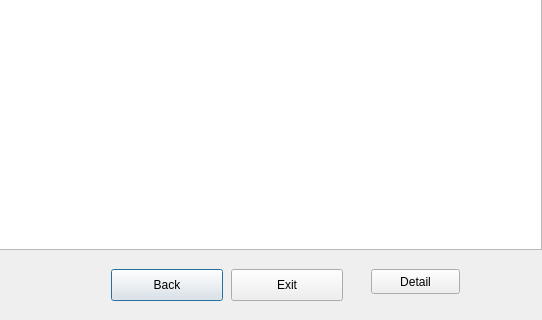
Qt form GUI/adminPlant.ui (addinedu-ros-8th/iot-repo-6) before a commit; both pictures show x 109 to 651 and y 201 to 521 of the 651 by 521 pixel window.
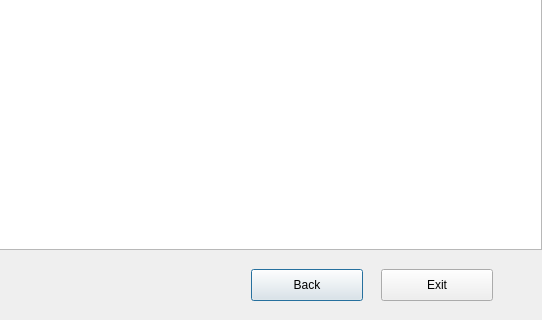
The same form after that commit.

```diff
--- a/GUI/adminPlant.ui
+++ b/GUI/adminPlant.ui
@@ -39,7 +39,7 @@
   <widget class="QPushButton" name="pushButton">
    <property name="geometry">
     <rect>
-     <x>220</x>
+     <x>360</x>
      <y>470</y>
      <width>112</width>
      <height>32</height>
@@ -52,7 +52,7 @@
   <widget class="QPushButton" name="pushButton_2">
    <property name="geometry">
     <rect>
-     <x>340</x>
+     <x>490</x>
      <y>470</y>
      <width>112</width>
      <height>32</height>
@@ -62,19 +62,6 @@
     <string>Exit</string>
    </property>
   </widget>
-  <widget class="QPushButton" name="detailButton">
-   <property name="geometry">
-    <rect>
-     <x>480</x>
-     <y>470</y>
-     <width>89</width>
-     <height>25</height>
-    </rect>
-   </property>
-   <property name="text">
-    <string>Detail</string>
-   </property>
-  </widget>
  </widget>
  <resources/>
  <connections/>
```
Left out of the diff: 4 changed lines with no effect on the pictures.
